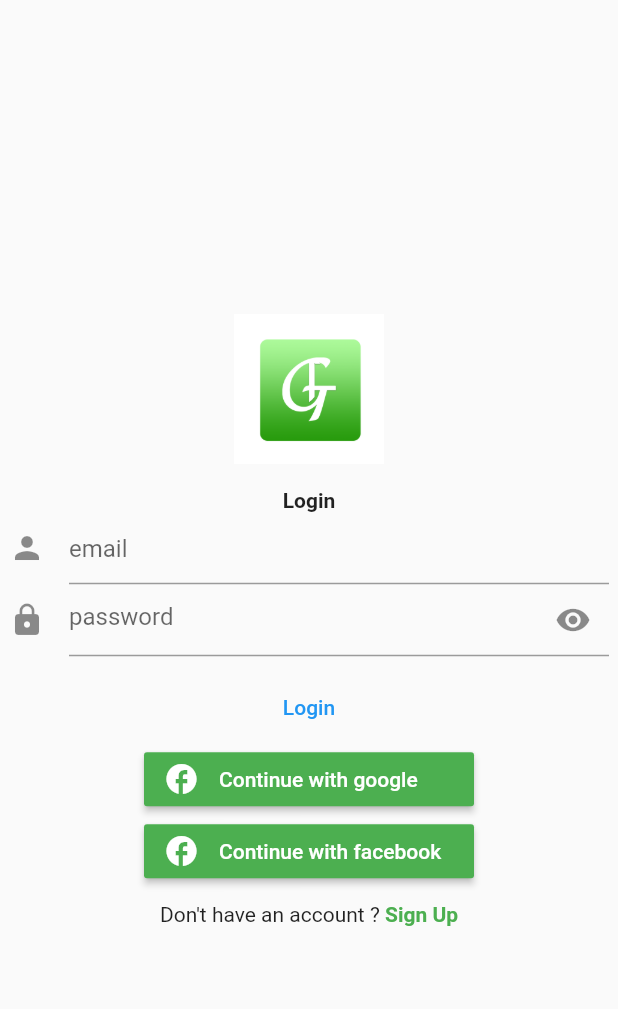
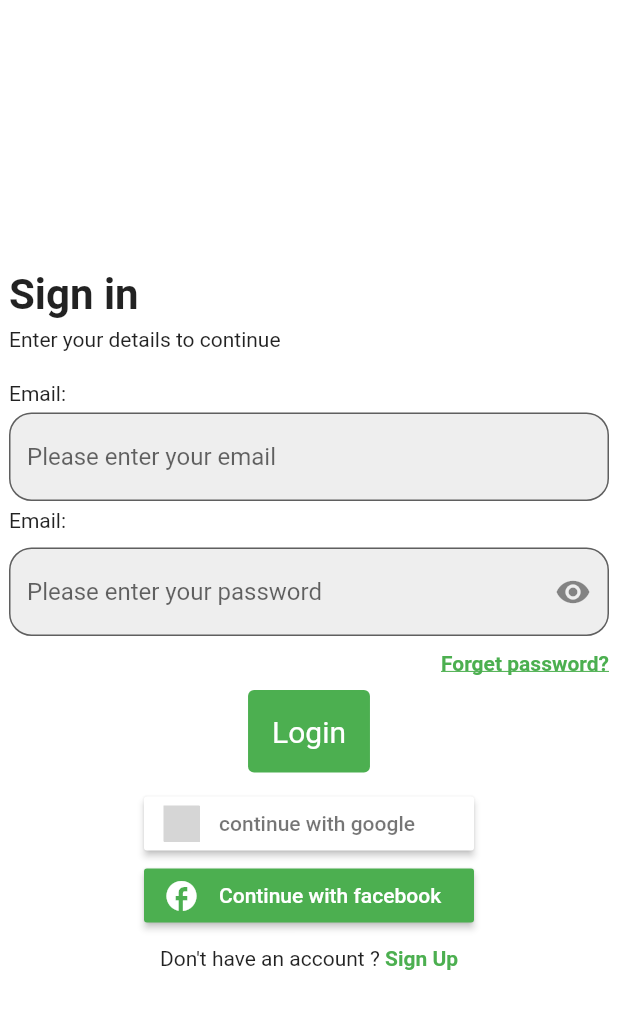
Before and after one commit to mateen-demah/pothole-detection, a Flutter app: the screen it shows after launch, on a phone screen of 412 x 824 dp. Shown: the top 1009 px of the screen. Run offline on Flutter 3.47's test engine with Material 2 defaults, Android fonts, the phone set to English and light mode, and no system bars; our stand-ins replace flutter_signin_button; grey boxes are pictures that could not be loaded.

Commit message:
made the new changes to the login screen as per new design

```diff
--- a/g4app/lib/main.dart
+++ b/g4app/lib/main.dart
@@ -8,6 +8,8 @@ import 'package:g4app/pages/splash.dart';
 
 void main() {
   runApp(MaterialApp(
+    theme: ThemeData(
+scaffoldBackgroundColor: Colors.white),
     // home: splash(),
     initialRoute: '/login',
     routes: {
--- a/g4app/lib/pages/login.dart
+++ b/g4app/lib/pages/login.dart
@@ -19,54 +19,100 @@ class _loginState extends State<login> {
           child: Column(
             mainAxisAlignment: MainAxisAlignment.center,
             children: [
+              Container(child:Align(
+                alignment: Alignment.centerLeft,
+                child: Text('Sign in',
+                  style: TextStyle(fontWeight:FontWeight.bold,fontSize:28,)
+                  ),
+              )
+              ),
+              SizedBox(height: 5,),
               Container(
-                child: Image.asset('assets/logo.png',
-                height: 100,
-                width: 100,),
-              ),
-              SizedBox(height:16),
-              Container(child:Text('Login',
-                style: TextStyle(fontWeight:FontWeight.bold),
+                child: Align(
+                  alignment: Alignment.centerLeft,
+                  child: Text('Enter your details to continue',
+                  ),
                 )
               ),
-              Container(child: TextField(
+              SizedBox(height: 20,),
+              Container(
+                child: Align(
+                  alignment: Alignment.centerLeft,
+                  child: Text('Email:',
+                  ),
+                )
+              ),
+              SizedBox(height: 5,),
+              Container(
+                child: TextField(
                   decoration: InputDecoration(
-                    icon: Icon(Icons.person),
-                    hintText: "email",
-                    //  border:InputBorder.none
+                    border:OutlineInputBorder(borderRadius: BorderRadius.circular(15.0),),
+                    filled: true,
+                    // icon: Icon(Icons.person),
+                    hintText: "Please enter your email",
+                    fillColor: Colors.grey[200],
+
                   ),
+
 
                 ),
               ),
+              SizedBox(height: 5,),
+              Container(
+                child: Align(
+                  alignment: Alignment.centerLeft,
+                  child: Text('Email:',
+                  ),
+                )
+              ),
+               SizedBox(height: 10,),
               Container(child: TextField(
                   decoration: InputDecoration(
-                    icon: Icon(Icons.lock),
+                    border: OutlineInputBorder(borderRadius: BorderRadius.circular(15.0),),
+                    filled: true,
+                    // icon: Icon(Icons.lock),
                     suffixIcon: Icon(Icons.visibility,
-                                // color: Colors.green,
                     ),
-                    hintText: "password",
-                    // border:InputBorder.none
+                    hintText: "Please enter your password",
+                    fillColor: Colors.grey[200],
                   ),
 
                 ),
               ),
               SizedBox(height: 10,),
               Container(
-                child: TextButton(
-                  child: Text('Login'),
-                  onPressed: () {
+                child: GestureDetector(
+                    onTap: () {},
+                    child: Align(
+                      alignment: Alignment.centerRight,
+                      child: Text('Forget password?',
+                            style: TextStyle(color: Colors.green,
+                            fontWeight: FontWeight.bold,decoration:TextDecoration.underline,
+
+                            )
+                      ),
+                    ),
+                  ),
+              ),
+              SizedBox(height: 10,),
+              TextButton(
+                style: TextButton.styleFrom(
+                    padding: const EdgeInsets.all(16.0),
+                    primary: Colors.white,
+                    backgroundColor: Color(0xFF4CAF50),
+                    textStyle: const TextStyle(fontSize: 20),
+                  ),
+                child:const Text('Login'),
+                onPressed: () {
 
                   },
-                  ),
-              ),
-              Container(
-                child:SignInButtonBuilder(
-                    icon: Icons.facebook,
-                    text: "Continue with google",
-                    onPressed: () {},
-                    backgroundColor: Colors.green,
-                  ) ,
-              ),
+                ),
+                SizedBox(height: 10,),
+                SignInButton(
+                        Buttons.Google,
+                        text: 'continue with google',
+                      onPressed: () {}
+                ),
               Container(
                 child:SignInButtonBuilder(
                     text: "Continue with facebook",
--- a/g4app/lib/pages/signup.dart
+++ b/g4app/lib/pages/signup.dart
@@ -1,5 +1,6 @@
 import 'package:flutter/material.dart';
 import 'package:flutter_signin_button/button_builder.dart';
+import 'package:flutter_signin_button/flutter_signin_button.dart';
 
 
 class signup extends StatefulWidget {
@@ -19,15 +20,15 @@ class _signupState extends State<signup> {
         child: SafeArea(child: Column(
           mainAxisAlignment: MainAxisAlignment.center,
           children: [
+
             Container(
-              child: Image.asset('assets/logo.png',
-                      height: 100,
-                      width: 100,
+              child:Text('Create account'),
+            ),
+            Container(
+              child:Text('Enter your details to get started',
+                      style: TextStyle(color: Colors.grey)
               ),
 
-            ),
-            Container(
-              child:Text('Create account'),
             ),
             Container(child: TextField(
                   decoration: InputDecoration(
@@ -65,16 +66,39 @@ class _signupState extends State<signup> {
 
                 ),
               ),
+              Container(child: TextField(
+                  decoration: InputDecoration(
+                    icon: Icon(Icons.person),
+                    hintText: "email",
+                    //  border:InputBorder.none
+                  ),
+
+                ),
+              ),
 
 
             Container(
               child: TextButton(onPressed: () {
-                Navigator.pushReplacementNamed(context, '/notifications');
+
               },
                       child:Text('Sign Up'),
             ),
 
+
             ),
+            TextButton(
+                style: TextButton.styleFrom(
+                    padding: const EdgeInsets.all(16.0),
+                    primary: Colors.white,
+                    backgroundColor: Color(0xFF76FF03),
+                    textStyle: const TextStyle(fontSize: 20),
+                  ),
+                child:const Text('Sign Up'),
+                onPressed: () {
+                  Navigator.pushReplacementNamed(context, '/notifications');
+
+                  },
+                ),
             Container(
                child: SignInButtonBuilder(
                 icon: Icons.facebook,
@@ -84,6 +108,12 @@ class _signupState extends State<signup> {
 
               ),
             ),
+            SignInButton(
+              Buttons.Google,
+              text: 'continue with google',
+             onPressed: () {}
+             ),
+
             Container(
                child: SignInButtonBuilder(
                 icon: Icons.facebook,
```
